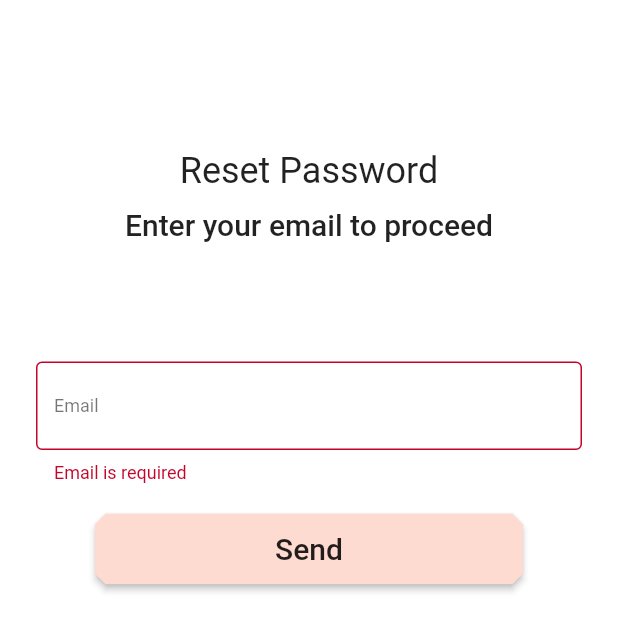
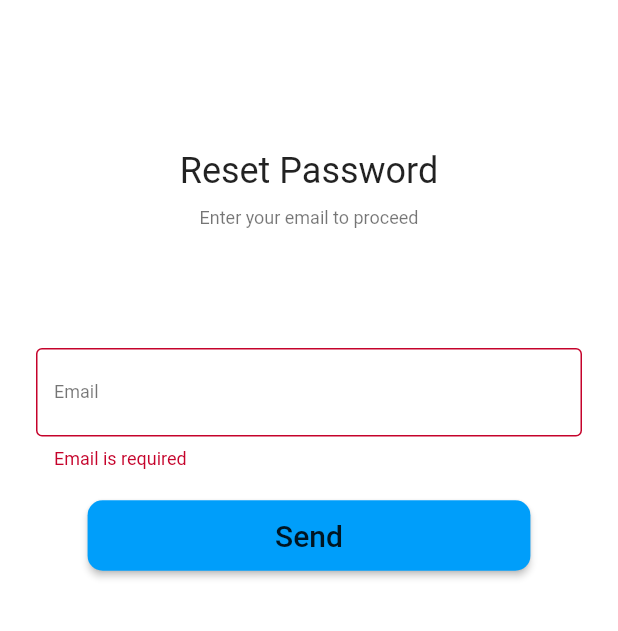
Before and after one commit to verdotte/my-vendor, a Flutter app: the ResetPassword screen opened by its route, after a tap on "Send", on a phone screen of 412 x 824 dp. Shown: the top 631 px of the screen. Run offline on Flutter 3.47's test engine with Material 2 defaults, Android fonts, the phone set to English and light mode, and no system bars; our stand-ins replace cloud_firestore, firebase_auth, firebase_storage, fluttertoast, image_picker; accounts and stored records are empty.

Commit message:
first refactoring of codebase

```diff
--- a/lib/component/colors.dart
+++ b/lib/component/colors.dart
@@ -1,19 +1,15 @@
 import 'package:flutter/material.dart';
 import 'package:fluttertoast/fluttertoast.dart';
 
-const mSeller50 = const Color(0xFFFEEAE6);
 const mSeller100 = const Color(0xFFFEDBD0);
 const mSeller300 = const Color(0xFFFBB8AC);
-const mSeller400 = const Color(0xFFEAA4A4);
 
 const mSeller900 = const Color(0xFF442B2D);
-
 const mSellerErrorRed = const Color(0xFFC5032B);
 
-const mSellerSurfaceWhite = const Color(0xFFFFFBFA);
+const mSellerSurfaceWhite = const Color(0xFFFCFBFA);
 const mSellerBackgroundWhite = Colors.white;
-
-Color color1 = _colorFromHex("#009EFA");
+Color mVendor = _colorFromHex("#009EFA");
 
 Color _colorFromHex(String hexColor) {
   final hexCode = hexColor.replaceAll('#', '');
@@ -21,7 +17,7 @@ Color _colorFromHex(String hexColor) {
 }
 
 const linkStyle = TextStyle(
-  color: mSeller400,
+  color: mSeller900,
   fontWeight: FontWeight.bold,
   decoration: TextDecoration.underline,
   fontFamily: 'Poppin',
@@ -35,8 +31,7 @@ const menuStyle = TextStyle(
 );
 
 const progressIndicator = CircularProgressIndicator(
-  backgroundColor: mSeller400,
-  strokeWidth: 3.0,
+  strokeWidth: 5.0,
 );
 
 toastError(String txt) => Fluttertoast.showToast(
--- a/lib/screen/addProductPage.dart
+++ b/lib/screen/addProductPage.dart
@@ -35,7 +35,7 @@ class _AddProductPageState extends State<AddProductPage> {
     product['uid'] = authService.user.uid;
     return Scaffold(
       appBar: AppBar(
-        backgroundColor: color1,
+        backgroundColor: mVendor,
         leading: IconButton(
           onPressed: () => Navigator.pushReplacementNamed(context, '/home'),
           icon: Icon(Icons.arrow_back, color:  mSellerBackgroundWhite),
@@ -44,7 +44,7 @@ class _AddProductPageState extends State<AddProductPage> {
       ),
       body: ListView(
         children: <Widget>[
-          SizedBox(height: 35.0),
+          SizedBox(height: 45.0),
           Row(
             mainAxisAlignment: MainAxisAlignment.spaceEvenly,
             children: <Widget>[
@@ -53,7 +53,7 @@ class _AddProductPageState extends State<AddProductPage> {
                 height: 200.0,
                 decoration: BoxDecoration(
                   border: Border.all(
-                    color: mSeller100,
+                    color: mSeller900,
                     width: 2,
                   ),
                 ),
@@ -70,7 +70,7 @@ class _AddProductPageState extends State<AddProductPage> {
                 decoration: BoxDecoration(
                   color: mSellerBackgroundWhite,
                   border: Border.all(
-                    color: mSeller300,
+                    color: mSeller900,
                     width: 2,
                   ),
                   borderRadius: BorderRadius.circular(12),
@@ -91,7 +91,7 @@ class _AddProductPageState extends State<AddProductPage> {
                       onPressed: () => _pickImage(ImageSource.gallery),
                       icon: Icon(
                           Icons.photo_library,
-                          color:  color1,
+                          color:  mVendor,
                           size: 50.0
                       ),
                     ),
@@ -104,7 +104,7 @@ class _AddProductPageState extends State<AddProductPage> {
             key: _productKey,
             autovalidate: _valid,
             child: Padding(
-              padding: const EdgeInsets.all(15.0),
+              padding: const EdgeInsets.only(left: 25, right: 25, top: 25),
               child: Column(
                 children: <Widget>[
                   SizedBox(height: 25.0),
@@ -136,15 +136,7 @@ class _AddProductPageState extends State<AddProductPage> {
                       await productService.addProduct(_imageFile, product)
                       .then((e) => Navigator.pushReplacementNamed(context, '/home'));
                     },
-                    child: Text(
-                      'Add',
-                      style: Theme.of(context).textTheme.title,
-                    ),
-                    shape: BeveledRectangleBorder(
-                      borderRadius: BorderRadius.all(Radius.circular(7.0)),
-                    ),
-                    padding: EdgeInsets.only(
-                        left: 140.0, right: 140.0, top: 12.0, bottom: 12.0),
+                    child: Text('Add', style: Theme.of(context).textTheme.title)
                   ),
                 ],
               ),
--- a/lib/screen/home.dart
+++ b/lib/screen/home.dart
@@ -25,18 +25,18 @@ class _HomeState extends State<Home> {
 
   @override
   Widget build(BuildContext context) {
-    var authService = Provider.of<AuthService>(context);
-    bool login = authService.user != null;
-    if(!login) return Login();
+//    var authService = Provider.of<AuthService>(context);
+//    bool login = authService.user != null;
+//    if(!login) return Login();
 
     return Scaffold(
       appBar: AppBar(
-        backgroundColor: mSeller300,
-        leading: Icon(Icons.menu, color: mSeller900),
+        backgroundColor: mVendor,
+        leading: Icon(Icons.menu, color: mSellerBackgroundWhite),
         title: Text('myVendor', style: Theme.of(context).textTheme.title),
         actions: <Widget>[
           PopupMenuButton<menuItem>(
-              icon: Icon(Icons.settings, color: mSeller900),
+              icon: Icon(Icons.settings, color: mSellerBackgroundWhite),
               offset: Offset(0, 100),
               elevation: 8.0,
               onSelected: (menuItem menu) {
@@ -81,13 +81,13 @@ class _HomeState extends State<Home> {
           ),
         ],
         currentIndex: _selectedPage,
-        backgroundColor: mSeller300,
-        selectedItemColor: mSellerBackgroundWhite,
+        backgroundColor: mSellerBackgroundWhite,
+        selectedItemColor: mVendor,
+        elevation: 10.0,
         onTap: onItemTap,
       ),
       floatingActionButtonLocation: FloatingActionButtonLocation.endFloat,
       floatingActionButton: FloatingActionButton(
-        backgroundColor: mSeller900,
         onPressed: () {
           Navigator.pushReplacementNamed(context, '/add');
         },
--- a/lib/screen/homePage.dart
+++ b/lib/screen/homePage.dart
@@ -11,6 +11,7 @@ class _HomePageState extends State<HomePage> {
   @override
   Widget build(BuildContext context) {
     return Scaffold(
+      backgroundColor: mSellerSurfaceWhite,
       body: Container(
         child: Text(
           'Home',
--- a/lib/screen/resetPassword.dart
+++ b/lib/screen/resetPassword.dart
@@ -38,7 +38,7 @@ class _ResetPasswordState extends State<ResetPassword> {
                   SizedBox(height: 10.0),
                   Text(
                     'Enter your email to proceed',
-                    style: Theme.of(context).textTheme.title,
+                    style: Theme.of(context).textTheme.caption,
                   ),
                   SizedBox(height: 80.0),
                   TextFormField(
@@ -52,30 +52,16 @@ class _ResetPasswordState extends State<ResetPassword> {
                     onSaved: (email) => txtEmail = email,
                   ),
                   SizedBox(height: 20.0),
-                  authService.loading
-                      ? progressIndicator
-                      : RaisedButton(
-                          onPressed: () async{
+                  authService.loading ? prefix0.progressIndicator :
+                  RaisedButton(
+                    onPressed: (){
                       checkField();
-                            authService.resetPassword(txtEmail)
-                            .then((e) {
+                      authService.resetPassword(txtEmail).then((e) {
                         toast("check the link we sent in your email");
                         Navigator.pushReplacementNamed(context, '/login');
                       });
                     },
-                          child: Text(
-                            'Send',
-                            style: Theme.of(context).textTheme.title,
-                          ),
-                          shape: BeveledRectangleBorder(
-                            borderRadius:
-                                BorderRadius.all(Radius.circular(7.0)),
-                          ),
-                          padding: EdgeInsets.only(
-                              left: 120.0,
-                              right: 120.0,
-                              top: 12.0,
-                              bottom: 12.0),
+                    child: Text('Send', style: Theme.of(context).textTheme.title),
                   ),
                 ],
               ),
```
Also changed, not shown: lib/app.dart (+12 -3 lines), lib/screen/login.dart (+6 -25 lines), lib/screen/register.dart (+11 -24 lines). Lines whose indentation alone changed are shown as unchanged.
